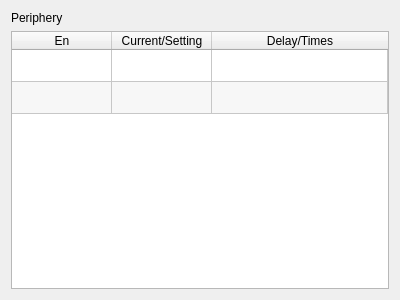
First picture: the form in hcinstruction/icperipherypage.ui, repository GaussCheng/2-5AxisPunch, before the edit.
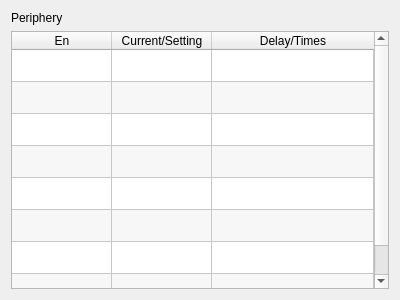
Second picture: the form after the edit. Icons and pictures are not drawn.

```diff
--- a/hcinstruction/icperipherypage.ui
+++ b/hcinstruction/icperipherypage.ui
@@ -115,6 +115,36 @@
        <string>Conveyor</string>
       </property>
      </row>
+     <row>
+      <property name="text">
+       <string>Reserve1</string>
+      </property>
+     </row>
+     <row>
+      <property name="text">
+       <string>Reserve2</string>
+      </property>
+     </row>
+     <row>
+      <property name="text">
+       <string>Reserve3</string>
+      </property>
+     </row>
+     <row>
+      <property name="text">
+       <string>Reserve4</string>
+      </property>
+     </row>
+     <row>
+      <property name="text">
+       <string>Reserve5</string>
+      </property>
+     </row>
+     <row>
+      <property name="text">
+       <string>Reserve6</string>
+      </property>
+     </row>
      <column>
       <property name="text">
        <string>En</string>
@@ -167,6 +197,90 @@
         <normaloff>:/resource/ledgray(16).png</normaloff>:/resource/ledgray(16).png</iconset>
       </property>
      </item>
+     <item row="2" column="0">
+      <property name="text">
+       <string/>
+      </property>
+      <property name="checkState">
+       <enum>Unchecked</enum>
+      </property>
+     </item>
+     <item row="2" column="1">
+      <property name="icon">
+       <iconset resource="../resource.qrc">
+        <normaloff>:/resource/ledgray(16).png</normaloff>:/resource/ledgray(16).png</iconset>
+      </property>
+     </item>
+     <item row="3" column="0">
+      <property name="text">
+       <string/>
+      </property>
+      <property name="checkState">
+       <enum>Unchecked</enum>
+      </property>
+     </item>
+     <item row="3" column="1">
+      <property name="icon">
+       <iconset resource="../resource.qrc">
+        <normaloff>:/resource/ledgray(16).png</normaloff>:/resource/ledgray(16).png</iconset>
+      </property>
+     </item>
+     <item row="4" column="0">
+      <property name="text">
+       <string/>
+      </property>
+      <property name="checkState">
+       <enum>Unchecked</enum>
+      </property>
+     </item>
+     <item row="4" column="1">
+      <property name="icon">
+       <iconset resource="../resource.qrc">
+        <normaloff>:/resource/ledgray(16).png</normaloff>:/resource/ledgray(16).png</iconset>
+      </property>
+     </item>
+     <item row="5" column="0">
+      <property name="text">
+       <string/>
+      </property>
+      <property name="checkState">
+       <enum>Unchecked</enum>
+      </property>
+     </item>
+     <item row="5" column="1">
+      <property name="icon">
+       <iconset resource="../resource.qrc">
+        <normaloff>:/resource/ledgray(16).png</normaloff>:/resource/ledgray(16).png</iconset>
+      </property>
+     </item>
+     <item row="6" column="0">
+      <property name="text">
+       <string/>
+      </property>
+      <property name="checkState">
+       <enum>Unchecked</enum>
+      </property>
+     </item>
+     <item row="6" column="1">
+      <property name="icon">
+       <iconset resource="../resource.qrc">
+        <normaloff>:/resource/ledgray(16).png</normaloff>:/resource/ledgray(16).png</iconset>
+      </property>
+     </item>
+     <item row="7" column="0">
+      <property name="text">
+       <string/>
+      </property>
+      <property name="checkState">
+       <enum>Unchecked</enum>
+      </property>
+     </item>
+     <item row="7" column="1">
+      <property name="icon">
+       <iconset resource="../resource.qrc">
+        <normaloff>:/resource/ledgray(16).png</normaloff>:/resource/ledgray(16).png</iconset>
+      </property>
+     </item>
     </widget>
    </item>
   </layout>
```
